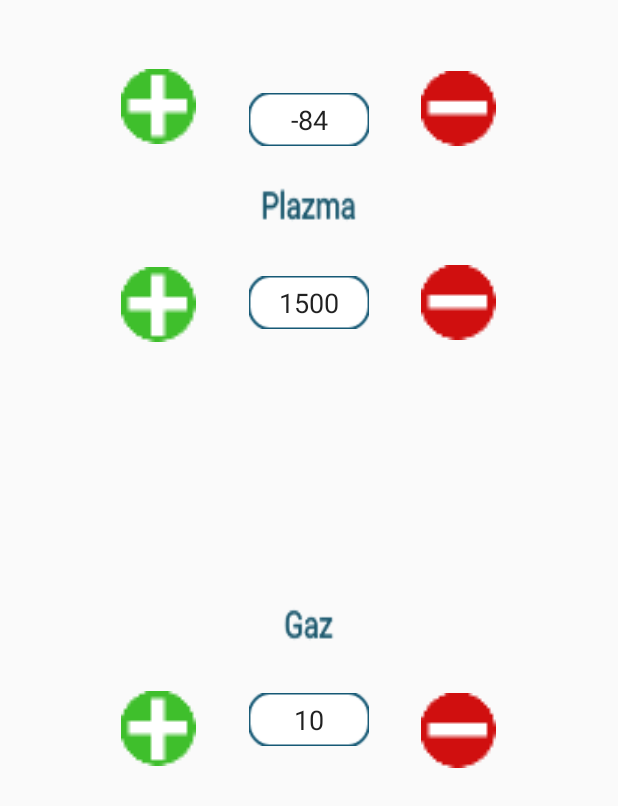
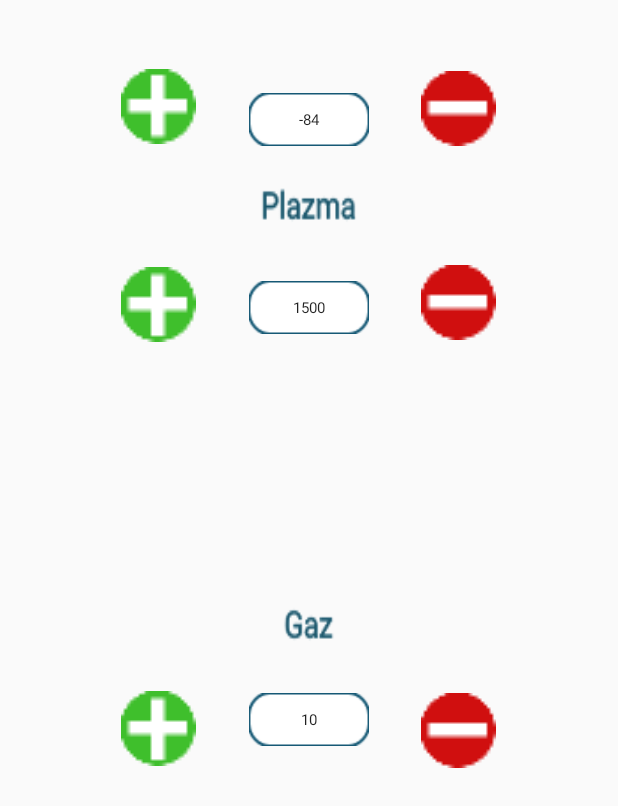
Before and after one commit to rmysbngl/ProductInformation, an Android app: the SettingPart screen opened directly, with no data from a screen before it, on a phone screen of 412 x 824 dp. Shown: the part 357-1163 px from the top of the screen. Run offline under Robolectric (Android 15) with nearby library versions, the phone set to English and light mode, and no system bars; our stand-ins replace Firebase (no records; nobody signed in at launch, a user with empty details on screens opened directly); libraries missing offline, so code that uses them is left out: app.akexorcist.bluetotohspp; 1 statement that could not run was skipped.

Commit message:
setting part düzenlendi

```diff
--- a/app/src/main/res/layout/activity_setting_part.xml
+++ b/app/src/main/res/layout/activity_setting_part.xml
@@ -20,6 +20,7 @@
         android:id="@+id/VakumText"
         android:layout_width="80dp"
         android:layout_height="35dp"
+        android:textSize="10dp"
         android:background="@drawable/edittxt"
         android:layout_alignBottom="@+id/MinusOne"
         android:gravity="center"
@@ -40,6 +41,7 @@
         android:id="@+id/PlazmaText"
         android:layout_width="80dp"
         android:layout_height="35dp"
+        android:textSize="10dp"
         android:background="@drawable/edittxt"
         android:layout_alignBaseline="@+id/PlusYuz"
         android:layout_alignBottom="@+id/PlusYuz"
@@ -61,6 +63,7 @@
         android:id="@+id/GazText"
         android:layout_width="80dp"
         android:layout_height="35dp"
+        android:textSize="10dp"
         android:background="@drawable/edittxt"
         android:gravity="center"
         android:layout_alignTop="@+id/GazMinusOne"
```
